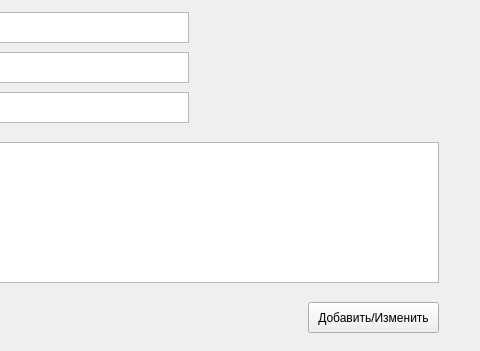
The window that personwindow.ui (moevm/gui-1h2018-12) describes before a commit, drawn with Qt 5; both pictures show x 472 to 952 and y 418 to 769 of the 952 by 769 pixel window.
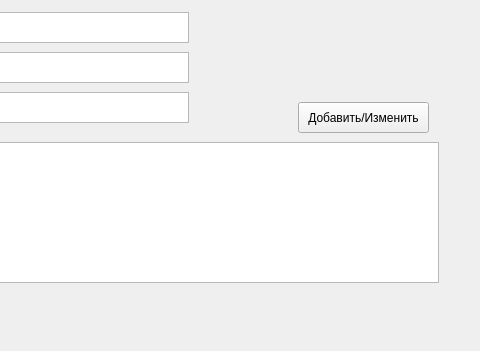
The same window after the commit.

Diff of the .ui file:
```diff
--- a/personwindow.ui
+++ b/personwindow.ui
@@ -857,8 +857,8 @@
   <widget class="QPushButton" name="pushButton">
    <property name="geometry">
     <rect>
-     <x>780</x>
-     <y>720</y>
+     <x>770</x>
+     <y>520</y>
      <width>131</width>
      <height>31</height>
     </rect>
```
